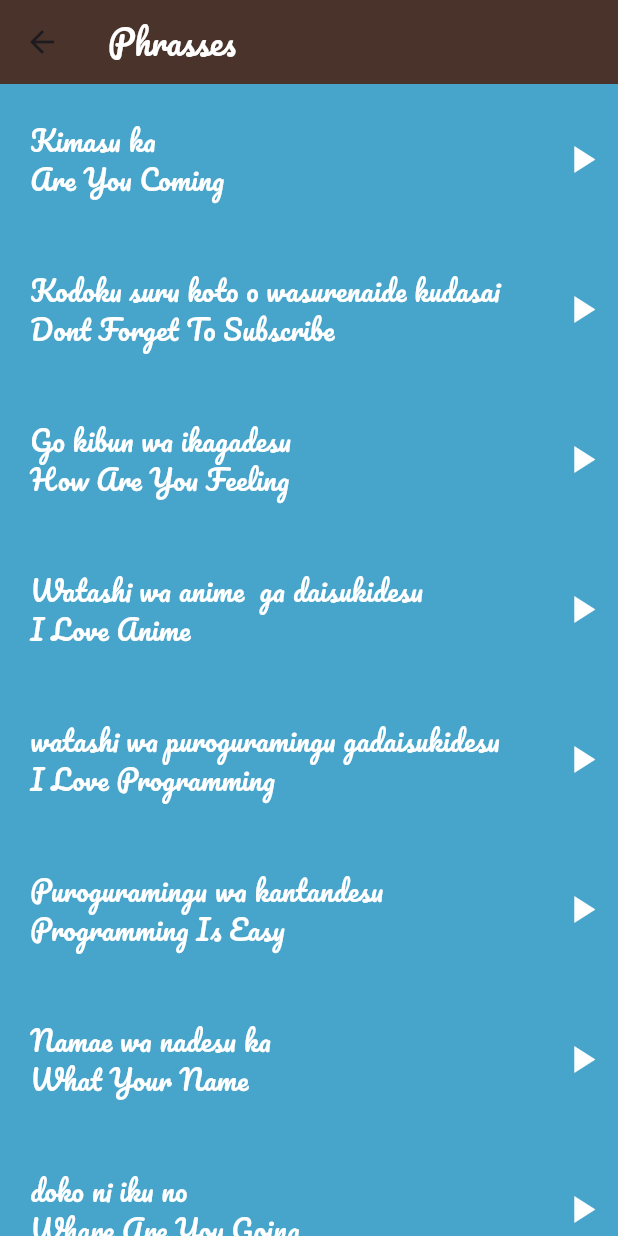
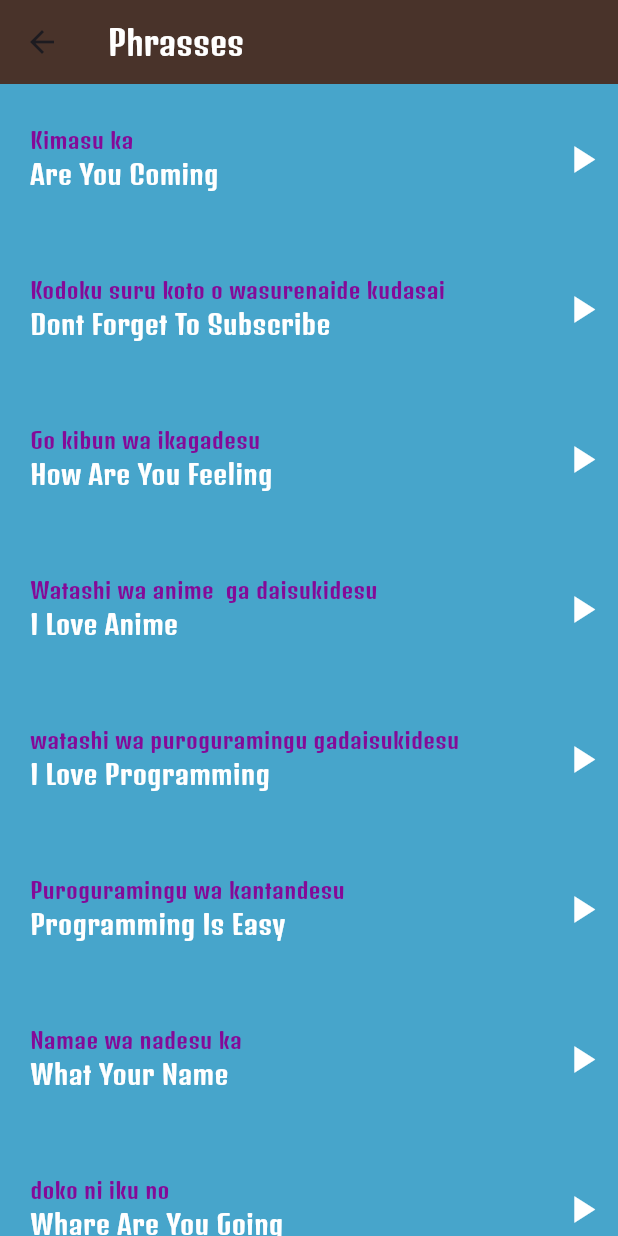
Before and after one commit to mahmoudsa3id/Yuko-App-, a Flutter app: the screen it shows after launch, after a tap on "Phrases", on a phone screen of 412 x 824 dp. Run offline on Flutter 3.47's test engine with Material 3 defaults, Android fonts, the light colour scheme and no system bars; our stand-ins replace audioplayers.

Commit message:
تحديث الكود وإضافة الخط DenkOne واستبدال Pacifico

```diff
--- a/lib/components/Category.dart
+++ b/lib/components/Category.dart
@@ -12,7 +12,7 @@ class Category extends StatelessWidget {
       child: Container(
         padding: EdgeInsets.only(left: 24),
         alignment: Alignment.centerLeft,
-        height: 150,
+        height: 185,
         width: double.infinity,
         color: color,
         child: Text(
@@ -20,7 +20,7 @@ class Category extends StatelessWidget {
           style: TextStyle(
             color: Colors.white,
             fontSize: 24,
-            fontFamily: 'Pacifico-Regular',
+            fontFamily: 'DenkOne',
           ),
         ),
       ),
--- a/lib/components/item_info.dart
+++ b/lib/components/item_info.dart
@@ -28,9 +28,9 @@ class ItemsLists extends StatelessWidget {
                   Text(
                     item.JpName,
                     style: TextStyle(
-                      color: Colors.white,
+                      color: Colors.black,
                       fontSize: 18,
-                      fontFamily: 'Pacifico-Regular',
+                      fontFamily: 'DenkOne',
                     ),
                   ),
                   Text(
@@ -39,7 +39,7 @@ class ItemsLists extends StatelessWidget {
                     style: TextStyle(
                       color: Colors.white,
                       fontSize: 18,
-                      fontFamily: 'Pacifico-Regular',
+                      fontFamily: 'DenkOne',
                     ),
                   ),
                 ],
--- a/lib/components/phrasses_item.dart
+++ b/lib/components/phrasses_item.dart
@@ -21,9 +21,9 @@ class PhrassesItem extends StatelessWidget {
                 Text(
                   item.JpName,
                   style: TextStyle(
-                    color: Colors.white,
-                    fontSize: 18,
-                    fontFamily: 'Pacifico-Regular',
+                    color: const Color.fromARGB(248, 134, 6, 151),
+                    fontSize: 15,
+                    fontFamily: 'DenkOne',
                   ),
                 ),
                 Text(
@@ -32,7 +32,7 @@ class PhrassesItem extends StatelessWidget {
                   style: TextStyle(
                     color: Colors.white,
                     fontSize: 18,
-                    fontFamily: 'Pacifico-Regular',
+                    fontFamily: 'DenkOne',
                   ),
                 ),
               ],
--- a/lib/screens/color.dart
+++ b/lib/screens/color.dart
@@ -61,7 +61,7 @@ class ColorsPage extends StatelessWidget {
         backgroundColor: Color(0xff49332A),
         title: Text(
           'Colors',
-          style: TextStyle(color: Colors.white, fontFamily: 'Pacifico-Regular'),
+          style: TextStyle(color: Colors.white, fontFamily: 'DenkOne'),
         ),
       ),
       body: ListView.builder(
--- a/lib/screens/familymembers.dart
+++ b/lib/screens/familymembers.dart
@@ -74,7 +74,7 @@ class Familymembers extends StatelessWidget {
         backgroundColor: Color(0xff49332A),
         title: Text(
           'FamilyMembers',
-          style: TextStyle(color: Colors.white, fontFamily: 'Pacifico-Regular'),
+          style: TextStyle(color: Colors.white, fontFamily: 'DenkOne'),
         ),
       ),
       body: ListView.builder(
--- a/lib/screens/home_page.dart
+++ b/lib/screens/home_page.dart
@@ -13,11 +13,11 @@ class HomePage extends StatelessWidget {
     return Scaffold(
       appBar: AppBar(
         title: Text(
-          'Japaness',
+          'Japanese',
           style: TextStyle(
             color: Colors.white,
             fontSize: 24,
-            fontFamily: 'Pacifico-Regular',
+            fontFamily: 'DenkOne',
           ),
         ),
         backgroundColor: Color(0xff49332A),
@@ -51,7 +51,7 @@ class HomePage extends StatelessWidget {
               );
             },
             color: Color(0xff294019),
-            text: 'FamilyMembers',
+            text: 'Family Members',
           ),
           Category(
             onTap: () {
--- a/lib/screens/numbers.dart
+++ b/lib/screens/numbers.dart
@@ -73,7 +73,7 @@ class Numbers extends StatelessWidget {
         backgroundColor: Color(0xff49332A),
         title: Text(
           'numbers',
-          style: TextStyle(color: Colors.white, fontFamily: 'Pacifico-Regular'),
+          style: TextStyle(color: Colors.white, fontFamily: 'DenkOne'),
         ),
       ),
       body: ListView.builder(
--- a/lib/screens/phrasess.dart
+++ b/lib/screens/phrasess.dart
@@ -67,7 +67,7 @@ class Phrasess extends StatelessWidget {
 
         title: Text(
           'Phrasses',
-          style: TextStyle(color: Colors.white, fontFamily: 'Pacifico-Regular'),
+          style: TextStyle(color: Colors.white, fontFamily: 'DenkOne'),
         ),
       ),
       body: ListView.builder(
--- a/pubspec.yaml
+++ b/pubspec.yaml
@@ -134,10 +134,10 @@ flutter:
 
 
   fonts:
-     - family: Pacifico-Regular
+     - family: DenkOne
        fonts:
-        - asset: fonts/Pacifico-Regular.ttf
-        - weight: 200
+        - asset: fonts/DenkOne-Regular.ttf
+        - weight: 300
   #         style: italic
   #   - family: Trajan Pro
   #     fonts:
```
Also changed, not shown: fonts/DenkOne-Regular.ttf (added), fonts/Pacifico-Regular.ttf (deleted), pubspec.lock, 1 other file.
